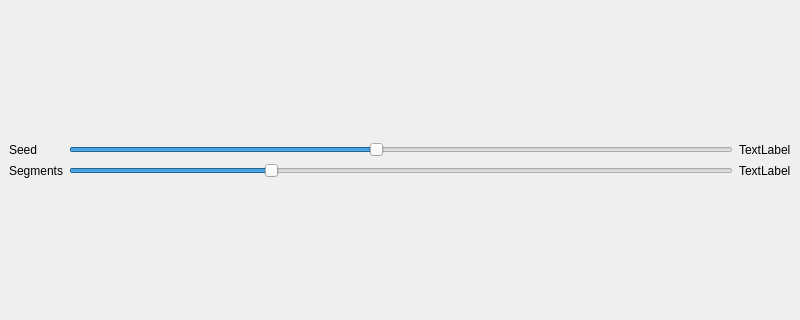
khhhhh/tree-projecter, file glapp/mainwindow.ui: the form before one commit; both pictures show x 0 to 800 and y 129 to 449 of the 800 by 600 pixel window.
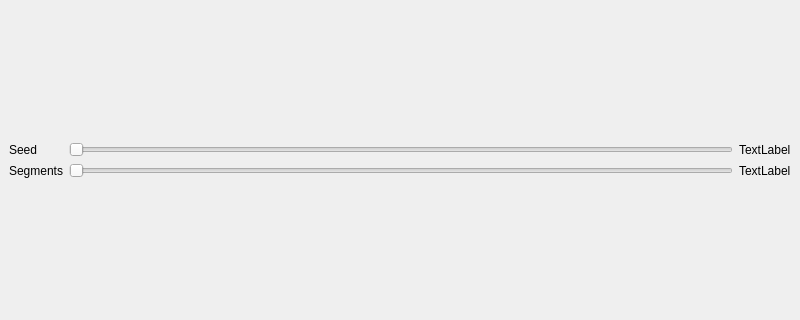
The form after the commit.

Commit message: slider default values

Diff of the .ui file:
```diff
--- a/glapp/mainwindow.ui
+++ b/glapp/mainwindow.ui
@@ -25,7 +25,7 @@
            <number>1000</number>
           </property>
           <property name="value">
-           <number>462</number>
+           <number>0</number>
           </property>
           <property name="orientation">
            <enum>Qt::Horizontal</enum>
@@ -49,13 +49,13 @@
         <item row="1" column="2">
          <widget class="QSlider" name="slider_segments">
           <property name="minimum">
-           <number>0</number>
+           <number>1</number>
           </property>
           <property name="maximum">
            <number>20</number>
           </property>
           <property name="value">
-           <number>6</number>
+           <number>1</number>
           </property>
           <property name="orientation">
            <enum>Qt::Horizontal</enum>
```
Left out of the diff: 10 changed lines with no effect on the pictures. The commit also changes 2 other files.
